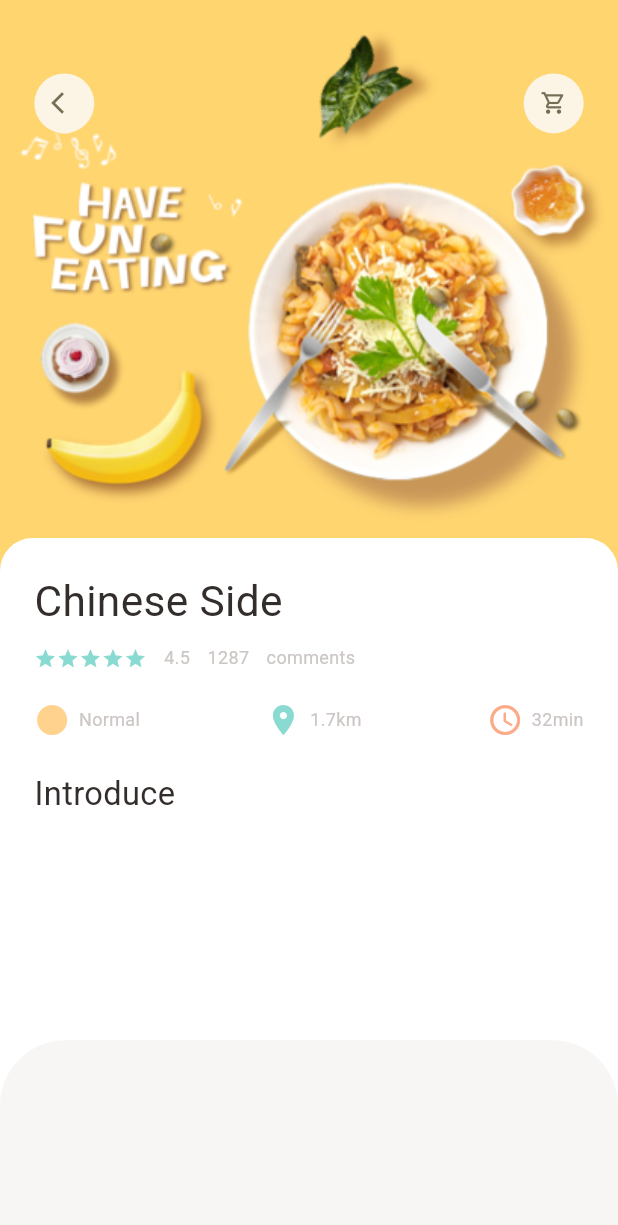
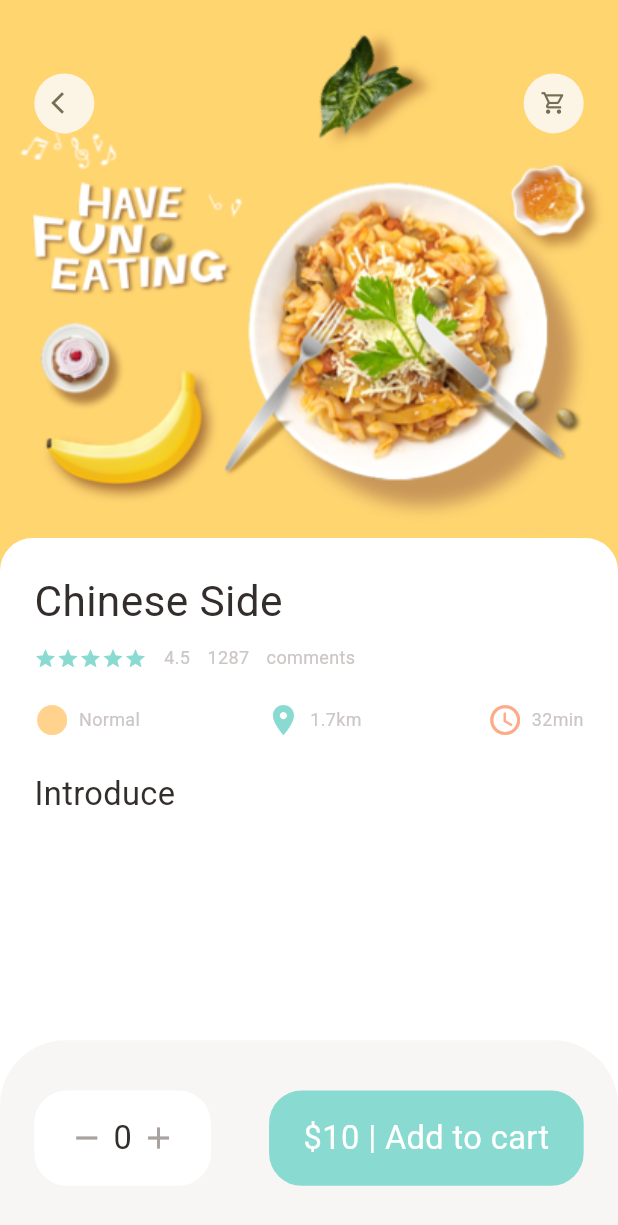
Before and after one commit to mayor167/flutter_food_delivery_app, a Flutter app: the screen it shows after launch, on a phone screen of 412 x 824 dp. Shown: the top 1225 px of the screen. Run offline on Flutter 3.47's test engine with Material 3 defaults, Android fonts, the phone set to English and light mode, and no system bars; our stand-ins replace dots_indicator, get.

Commit message:
food page designed and completed

```diff
--- a/lib/pages/food/popular_food_detail.dart
+++ b/lib/pages/food/popular_food_detail.dart
@@ -75,6 +75,35 @@ class PopularFoodDetail extends StatelessWidget {
               borderRadius: BorderRadius.only(topLeft: Radius.circular(Dimensions.getHeight(40)), topRight: Radius.circular(Dimensions.getHeight(40)),),
               color: AppColors.buttonBackgroundColor,
             ),
+            child: Row(
+              mainAxisAlignment: MainAxisAlignment.spaceBetween,
+                  children: [
+                    Container(
+                      padding: EdgeInsets.only(top:Dimensions.getHeight(15), bottom: Dimensions.getHeight(15),left: Dimensions.getWidth(20),right: Dimensions.getWidth(20) ),
+                      decoration: BoxDecoration(
+                        borderRadius: BorderRadius.circular(Dimensions.getHeight(20)),
+                        color: Colors.white,
+                      ),
+                     child: Row(
+                      children: [
+                        Icon(Icons.remove,color: AppColors.signColor,),
+                        SizedBox(width: Dimensions.getWidth(5),),
+                        BigText(text: "0"),
+                        SizedBox(width: Dimensions.getWidth(5),),
+                        Icon(Icons.add, color: AppColors.signColor,),
+                      ],
+                     ),
+                    ),
+                    Container(
+                       padding: EdgeInsets.only(top:Dimensions.getHeight(15), bottom: Dimensions.getHeight(15),left: Dimensions.getWidth(20),right: Dimensions.getWidth(20) ),
+                      decoration: BoxDecoration(
+                        borderRadius: BorderRadius.circular(Dimensions.getHeight(20)),
+                        color: AppColors.mainColor
+                      ),
+                      child: BigText(text: "\$10 | Add to cart", color: Colors.white,),
+                    )
+                  ],
+            ),
       ),
     );
   }
```
